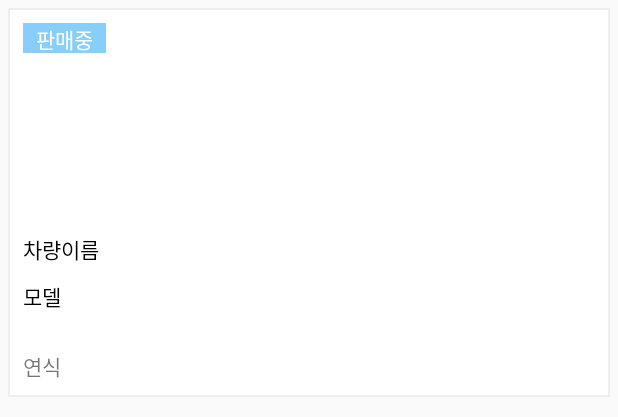
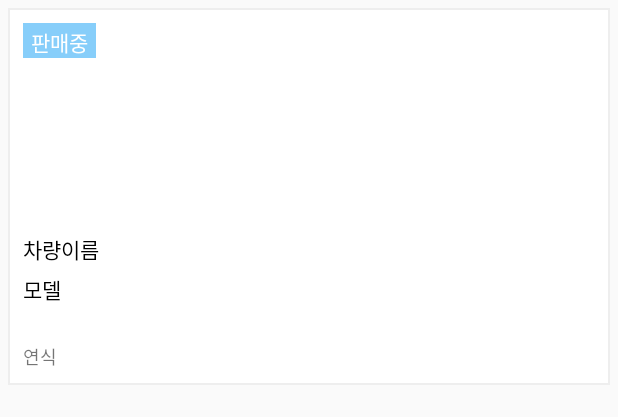
Before and after one commit to kiyoung-Lee/prnd_task, an Android app: the layout main_view_holder.xml on its own in the app's theme, with its tools: preview values and no code run, on a phone screen of 412 x 824 dp. Shown: the top 417 px of the screen. Run offline under Robolectric (Android 15) with nearby library versions, the phone set to English and light mode, and no system bars; network calls fail.

```diff
--- a/app/src/main/java/com/prndapplication/task/DetailPage/DetailPageActivity.java
+++ b/app/src/main/java/com/prndapplication/task/DetailPage/DetailPageActivity.java
@@ -17,8 +17,6 @@ import com.prndapplication.task.DetailPage.Data.CarDetail;
 import com.prndapplication.task.DetailPage.Data.DetailPageRepositoryImpl;
 import com.prndapplication.task.Util.Layout;
 import com.rd.PageIndicatorView;
-
-import java.util.concurrent.TimeoutException;
 
 import butterknife.BindView;
 import butterknife.ButterKnife;
@@ -127,6 +125,9 @@ public class DetailPageActivity extends AppCompatActivity implements DetailPageC
             case "판매완료":
                 saleStatus.setTextColor(ContextCompat.getColor(this, R.color.transBlack));
                 buttonCall.setBackgroundColor(ContextCompat.getColor(this, R.color.transBlack));
+                originPrice.setTextSize(TypedValue.COMPLEX_UNIT_DIP, 25);
+                originPrice.setTextColor(ContextCompat.getColor(this, R.color.transBlack));
+                salePrice.setVisibility(View.INVISIBLE);
                 break;
         }
     }
--- a/app/src/main/java/com/prndapplication/task/Main/Data/CallBack/GetDefaultCarListCallBack.java
+++ b/app/src/main/java/com/prndapplication/task/Main/Data/CallBack/GetDefaultCarListCallBack.java
@@ -3,6 +3,7 @@ package com.prndapplication.task.Main.Data.CallBack;
 import com.prndapplication.task.Main.Data.CarInfo;
 import com.prndapplication.task.Main.Data.MainRepository;
 
+import java.util.ArrayList;
 import java.util.List;
 
 import retrofit2.Call;
--- a/app/src/main/java/com/prndapplication/task/Main/Data/MainRepository.java
+++ b/app/src/main/java/com/prndapplication/task/Main/Data/MainRepository.java
@@ -20,7 +20,7 @@ public interface MainRepository {
         void dataNotAvailable();
     }
 
-    void getDefaultCarList(DefaultCarListCallBack callBack);
+    void getDefaultCarList(int page, DefaultCarListCallBack callBack);
 
-    void getSearchCarList(int modelId, SearchCarListCallBack callBack);
+    void getSearchCarList(int page, int modelId, SearchCarListCallBack callBack);
 }
--- a/app/src/main/java/com/prndapplication/task/Main/MainContract.java
+++ b/app/src/main/java/com/prndapplication/task/Main/MainContract.java
@@ -17,7 +17,9 @@ public interface MainContract {
         void showCarDetailPage(int carId);
     }
 
-    interface Presenter extends BasePresenter {
+    interface Presenter {
+
+        void start(int page);
 
         void setActivityView(MainContract.ActivityView activityView);
 
@@ -25,7 +27,7 @@ public interface MainContract {
 
         void setAdapterView(BaseAdapter.View adapterView);
 
-        void showSearchCarList(int modelId);
+        void showSearchCarList(int page, int modelId);
 
         void clickCarItem(int carId);
     }
--- a/app/src/main/java/com/prndapplication/task/Search/SearchViewHolder.java
+++ b/app/src/main/java/com/prndapplication/task/Search/SearchViewHolder.java
@@ -31,9 +31,7 @@ public class SearchViewHolder extends BaseRecyclerViewHolder<SearchViewModel, Se
         super.bind(data);
         searchResult.setText(data.getName());
         searchHolder.setOnClickListener(view -> {
-            presenter.clickSearchResult(data.getId());
+            presenter.clickSearchResult(data.getName(), data.getId());
         });
     }
-
-
 }
--- a/app/src/main/res/layout/main_view_holder.xml
+++ b/app/src/main/res/layout/main_view_holder.xml
@@ -12,27 +12,8 @@
         android:layout_width="match_parent"
         android:layout_height="130dp"
         android:layout_margin="10dp"
+        android:layout_weight="1"
         >
-
-        <LinearLayout
-            android:layout_width="55dp"
-            android:layout_height="20dp"
-            android:background="@color/lightskyblue"
-            android:id="@+id/sale_status_layout"
-            android:layout_alignParentTop="true"
-            >
-
-            <TextView
-                android:layout_width="55dp"
-                android:layout_height="20dp"
-                android:id="@+id/sale_status"
-                android:text="판매중"
-                android:gravity="center"
-                android:textColor="@color/white_00"
-                android:layout_alignParentTop="true"
-                />
-
-        </LinearLayout>
 
         <ImageView
             android:layout_width="match_parent"
@@ -41,7 +22,38 @@
             android:scaleType="centerCrop"
             />
 
+        <LinearLayout
+            android:layout_width="wrap_content"
+            android:layout_height="23dp"
+            android:background="@color/lightskyblue"
+            android:id="@+id/sale_status_layout"
+            android:layout_alignParentTop="true"
+            >
+
+            <TextView
+                android:layout_width="match_parent"
+                android:layout_height="match_parent"
+                android:id="@+id/sale_status"
+                android:text="판매중"
+                android:layout_marginLeft="5dp"
+                android:layout_marginRight="5dp"
+                android:layout_marginBottom="2dp"
+                android:layout_marginTop="2dp"
+                android:gravity="center"
+                android:textColor="@color/white_00"
+                android:layout_alignParentTop="true"
+                />
+
+        </LinearLayout>
+
     </RelativeLayout>
+
+    <LinearLayout
+        android:layout_width="match_parent"
+        android:layout_height="wrap_content"
+        android:orientation="vertical"
+        android:layout_weight="1"
+        >
 
         <TextView
             android:layout_width="wrap_content"
@@ -58,19 +70,23 @@
             android:text="모델"
             android:id="@+id/car_grade"
             android:layout_marginLeft="10dp"
-        android:layout_marginTop="10dp"
+            android:layout_marginTop="5dp"
             android:textColor="@color/black_00"
             />
+
+    </LinearLayout>
 
     <TextView
         android:layout_width="match_parent"
         android:layout_height="wrap_content"
         android:id="@+id/car_year"
+        android:textSize="12dp"
         android:layout_marginTop="25dp"
         android:layout_marginLeft="10dp"
         android:layout_marginRight="10dp"
         android:layout_marginBottom="10dp"
         android:text="연식"
+        android:layout_weight="1"
         />
 
 </LinearLayout>
```
Also changed, not shown: app/src/main/java/com/prndapplication/task/Main/Data/MainRepositoryImpl.java (+6 -7 lines), app/src/main/java/com/prndapplication/task/Main/MainActivity.java (+58 -5 lines), app/src/main/java/com/prndapplication/task/Main/MainPresenterImpl.java (+22 -9 lines), app/src/main/java/com/prndapplication/task/Main/MainViewHolder.java (+31 -5 lines), app/src/main/java/com/prndapplication/task/Search/SearchActivity.java (+10 -1 lines), app/src/main/java/com/prndapplication/task/Search/SearchContract.java (+4 -3 lines), app/src/main/java/com/prndapplication/task/Search/SearchPresenterImpl.java (+12 -5 lines), app/src/main/java/com/prndapplication/task/Util/Layout.java (+17 -0 lines), app/src/main/res/layout/activity_main.xml (+13 -4 lines). Lines whose indentation alone changed are shown as unchanged.
